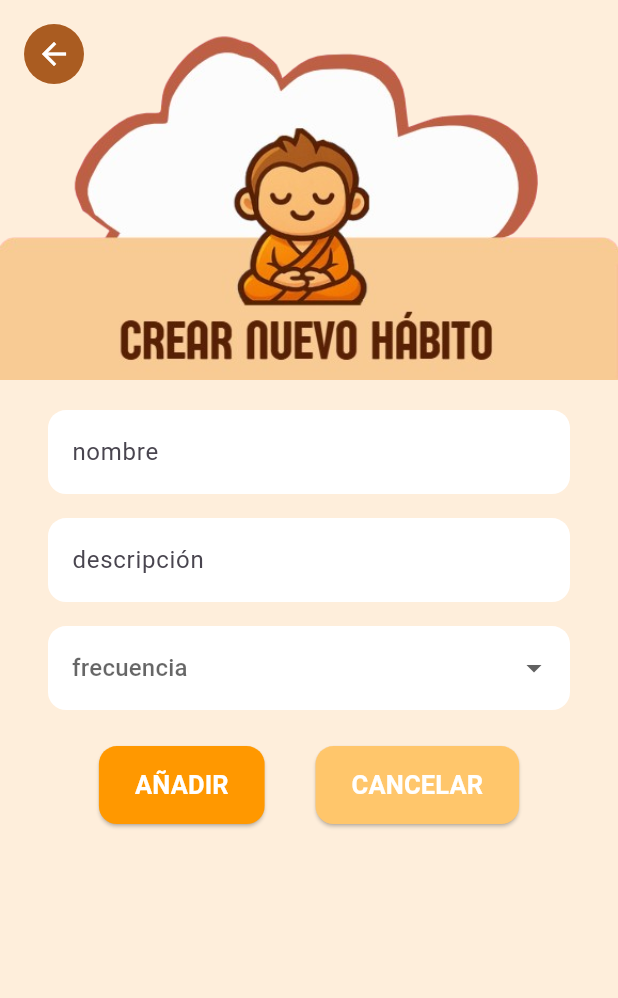
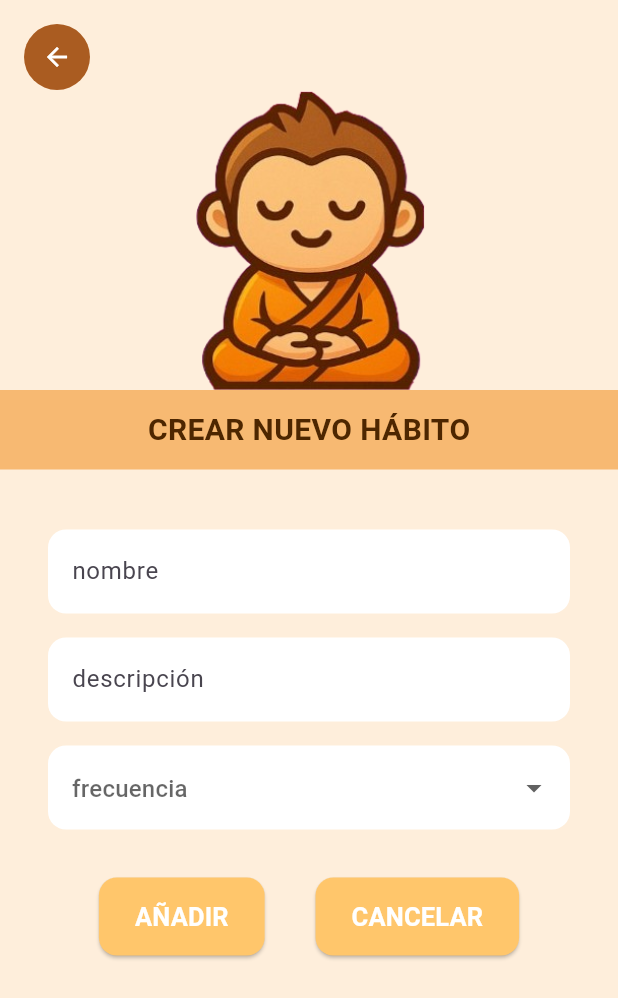
Before and after one commit to albealvant/zenhabits-project, a Flutter app: the CreateHabitScreen screen opened by its route, on a phone screen of 412 x 824 dp. Shown: the top 998 px of the screen. Run offline on Flutter 3.47's test engine with Material 3 defaults, Android fonts, the phone set to English and light mode, and no system bars; our stand-ins replace floor, sqflite; accounts and stored records are empty; generated files the repository leaves out were written again; Roboto replaces fonts that are missing (Sans).

Commit message:
Improve habit creation screen

```diff
--- a/zenhabits_app/lib/presentation/screens/create_habit_screen.dart
+++ b/zenhabits_app/lib/presentation/screens/create_habit_screen.dart
@@ -8,28 +8,60 @@ class CreateHabitScreen extends StatelessWidget {
     return Scaffold(
       backgroundColor: const Color(0xFFFEEEDB),
       body: SafeArea(
-        child: Stack(
-          children: [
-            SingleChildScrollView(
         child: Column(
           children: [
-                  const SizedBox(height: 20),
-                  // Imagen que ocupa todo el ancho
-                  SizedBox(
-                    width: double.infinity,
-                    child: Image.asset(
-                      'assets/img/createHabit.png',
+            Padding(
+              padding: const EdgeInsets.only(left: 16.0, top: 16.0),
+              child: Align(
+                alignment: Alignment.topLeft,
+                child: CircleAvatar(
+                  backgroundColor: const Color(0xFFaa5c21),
+                  radius: 22,
+                  child: IconButton(
+                    icon: const Icon(Icons.arrow_back, color: Colors.white),
+                    onPressed: () => Navigator.pop(context),
+                    iconSize: 20,
+                  ),
+                ),
+              ),
+            ),
+
+            Image.asset(
+              'assets/img/monkey.png',
+              width: 160,
               fit: BoxFit.contain,
             ),
+
+            Container(
+              width: double.infinity,
+              color: const Color(0xFFF7B972),
+              padding: const EdgeInsets.symmetric(vertical: 12),
+              child: const Center(
+                child: Text(
+                  'CREAR NUEVO HÁBITO',
+                  style: TextStyle(
+                    fontSize: 20,
+                    fontWeight: FontWeight.bold,
+                    color: Color(0xFF4D2600),
                   ),
-                  const SizedBox(height: 20),
-                  Padding(
-                    padding: const EdgeInsets.symmetric(horizontal: 32),
+                ),
+              ),
+            ),
+
+            const SizedBox(height: 24),
+
+            Expanded(
+              child: SingleChildScrollView(
+                padding: const EdgeInsets.symmetric(horizontal: 32, vertical: 16),
                 child: Column(
                   children: [
-                        TextField(
+                    _buildTextField(hintText: 'nombre'),
+                    const SizedBox(height: 16),
+                    _buildTextField(hintText: 'descripción'),
+                    const SizedBox(height: 16),
+                    DropdownButtonFormField<String>(
                       decoration: InputDecoration(
-                            hintText: 'nombre',
+                        hintText: 'frecuencia',
                         filled: true,
                         fillColor: Colors.white,
                         border: OutlineInputBorder(
@@ -37,30 +69,6 @@ class CreateHabitScreen extends StatelessWidget {
                           borderSide: BorderSide.none,
                         ),
                       ),
-                        ),
-                        const SizedBox(height: 16),
-                        TextField(
-                          decoration: InputDecoration(
-                            hintText: 'descripción',
-                            filled: true,
-                            fillColor: Colors.white,
-                            border: OutlineInputBorder(
-                              borderRadius: BorderRadius.circular(12),
-                              borderSide: BorderSide.none,
-                            ),
-                          ),
-                        ),
-                        const SizedBox(height: 16),
-                        DropdownButtonFormField<String>(
-                          decoration: InputDecoration(
-                            filled: true,
-                            fillColor: Colors.white,
-                            border: OutlineInputBorder(
-                              borderRadius: BorderRadius.circular(12),
-                              borderSide: BorderSide.none,
-                            ),
-                          ),
-                          hint: const Text('frecuencia'),
                       items: const [
                         DropdownMenuItem(value: 'Diario', child: Text('Diario')),
                         DropdownMenuItem(value: 'Semanal', child: Text('Semanal')),
@@ -68,50 +76,23 @@ class CreateHabitScreen extends StatelessWidget {
                       ],
                       onChanged: (value) {},
                     ),
-                        const SizedBox(height: 24),
+                    const SizedBox(height: 32),
                     Row(
                       mainAxisAlignment: MainAxisAlignment.spaceEvenly,
                       children: [
-                            ElevatedButton(
+                        _buildButton(
+                          text: 'AÑADIR',
+                          color: Colors.orange,
                           onPressed: () {},
-                              style: ElevatedButton.styleFrom(
-                                backgroundColor: Colors.orange,
-                                padding: const EdgeInsets.symmetric(horizontal: 24, vertical: 14),
-                                shape: RoundedRectangleBorder(
-                                  borderRadius: BorderRadius.circular(12),
                         ),
-                              ),
-                              child: const Text('AÑADIR', style: TextStyle(color: Color.fromARGB(255, 255, 255, 255), fontWeight: FontWeight.bold, fontSize: 17)),
-                            ),
-                            ElevatedButton(
+                        _buildButton(
+                          text: 'CANCELAR',
+                          color: const Color(0xFFFFC66B),
                           onPressed: () => Navigator.pop(context),
-                              style: ElevatedButton.styleFrom(
-                                backgroundColor: const Color(0xFFFFC66B),
-                                padding: const EdgeInsets.symmetric(horizontal: 24, vertical: 14),
-                                shape: RoundedRectangleBorder(
-                                  borderRadius: BorderRadius.circular(12),
-                                ),
-                              ),
-                              child: const Text('CANCELAR', style: TextStyle(color: Color.fromARGB(255, 255, 255, 255), fontWeight: FontWeight.bold, fontSize: 17)),
                         ),
                       ],
                     ),
-                        const SizedBox(height: 40),
                   ],
-                    ),
-                  ),
-                ],
-              ),
-            ),
-            // Botón de regreso (Back)
-            Positioned(
-              top: 16,
-              left: 16,
-              child: CircleAvatar(
-                backgroundColor: const Color(0xFFaa5c21),
-                child: IconButton(
-                  icon: const Icon(Icons.arrow_back, color: Colors.white),
-                  onPressed: () => Navigator.pop(context),
                 ),
               ),
             ),
@@ -120,4 +101,43 @@ class CreateHabitScreen extends StatelessWidget {
       ),
     );
   }
+
+  Widget _buildTextField({required String hintText}) {
+    return TextField(
+      decoration: InputDecoration(
+        hintText: hintText,
+        filled: true,
+        fillColor: Colors.white,
+        border: OutlineInputBorder(
+          borderRadius: BorderRadius.circular(12),
+          borderSide: BorderSide.none,
+        ),
+      ),
+    );
   }
+
+  Widget _buildButton({
+    required String text,
+    required Color color,
+    required VoidCallback onPressed,
+  }) {
+    return ElevatedButton(
+      onPressed: onPressed,
+      style: ElevatedButton.styleFrom(
+        backgroundColor: const Color(0xFFFFC66B),
+        padding: const EdgeInsets.symmetric(horizontal: 24, vertical: 14),
+        shape: RoundedRectangleBorder(
+          borderRadius: BorderRadius.circular(12),
+        ),
+      ),
+      child: Text(
+        text,
+        style: const TextStyle(
+          color: Colors.white,
+          fontWeight: FontWeight.bold,
+          fontSize: 17,
+        ),
+      ),
+    );
+  }
+}
--- a/zenhabits_app/pubspec.yaml
+++ b/zenhabits_app/pubspec.yaml
@@ -68,7 +68,7 @@ flutter:
   assets:
     - assets/img/logoZenhabits.png
     - assets/img/character.png
-    - assets/img/createHabit.png
+    - assets/img/monkey.png
 
   # An image asset can refer to one or more resolution-specific "variants", see
   # https://flutter.dev/to/resolution-aware-images
```
Also changed, not shown: zenhabits_app/assets/img/createHabit.png (deleted), zenhabits_app/assets/img/monkey.png (added). Lines whose indentation alone changed are shown as unchanged.
